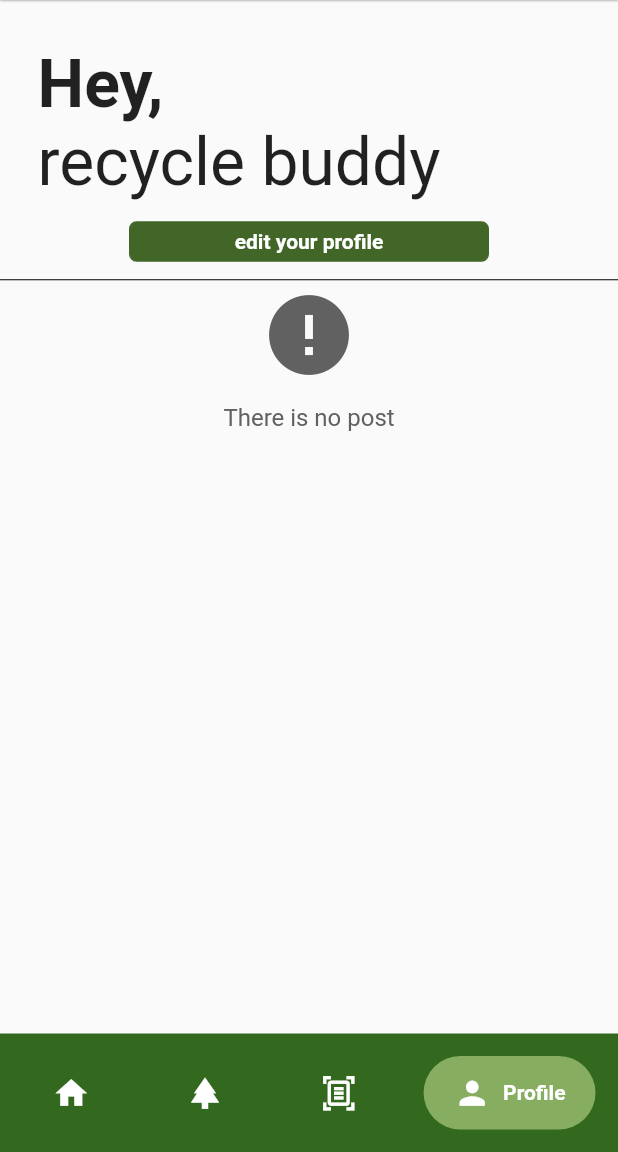
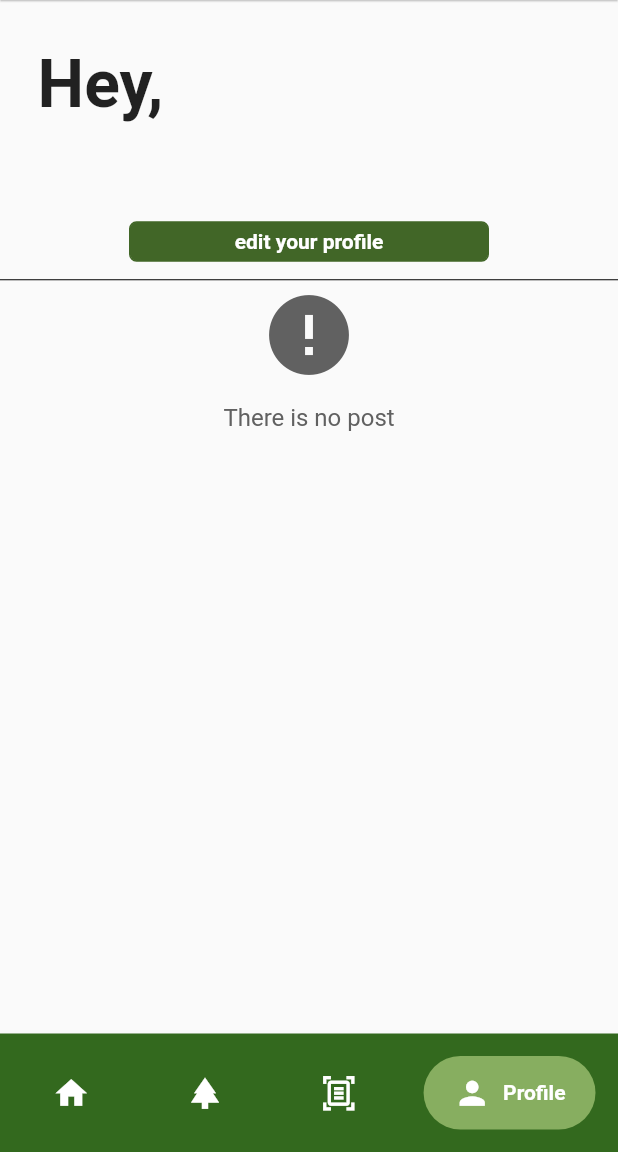
Before and after one commit to Ghadaaljariwi/iRecycle, a Flutter app: the HomePage screen opened directly, item 4 of the bottom bar chosen, on a phone screen of 412 x 824 dp, the part 84-1236 px from its top. Run offline on Flutter 3.47's test engine with Material 2 defaults, Android fonts, the phone set to English and light mode, and no system bars; drawn by our look-alikes of google_nav_bar; our stand-ins replace bloc, cached_network_image, cloud_firestore, cross_file, equatable, firebase_auth and 12 more; accounts and stored records are empty.

Commit message:
design update

```diff
--- a/lib/main.dart
+++ b/lib/main.dart
@@ -9,7 +9,7 @@ import 'package:irecycle/pages/BlocCategories/category.dart';
 
 import 'package:irecycle/pages/homes.dart';
 import 'package:irecycle/pages/login_page.dart';
-import 'package:irecycle/pages/scan_object.dart';
+import 'package:irecycle/pages/scanText.dart';
 import 'package:irecycle/pages/splash_screen.dart';
 import 'package:cloud_firestore/cloud_firestore.dart';
 import 'package:firebase_auth/firebase_auth.dart';
--- a/lib/pages/BlocCategories/categoryField.dart
+++ b/lib/pages/BlocCategories/categoryField.dart
@@ -330,7 +330,7 @@ class _CategoryFieldState extends State<CategoryField> {
                       crossAxisAlignment: CrossAxisAlignment.center,
                       children: <Widget>[
                         FloatingActionButton(
-                          onPressed: add, //validate
+                          onPressed: validate,
                           child: Text('Add'),
                         )
                       ],
--- a/lib/pages/homes.dart
+++ b/lib/pages/homes.dart
@@ -7,7 +7,7 @@ import 'package:fluttertoast/fluttertoast.dart';
 import 'package:google_nav_bar/google_nav_bar.dart';
 import 'package:irecycle/pages/categories.dart';
 import 'package:irecycle/pages/login_page.dart';
-import 'package:irecycle/pages/scan_object.dart';
+import 'package:irecycle/pages/scanText.dart';
 import 'package:irecycle/pages/splash_screen.dart';
 import 'package:irecycle/profile/profile_page.dart';
 import 'package:irecycle/pages/widgets/header_widget.dart';
@@ -111,7 +111,7 @@ class _HomePageState extends State<HomePage> {
   final List<Widget> _pages = [
     categories(),
     ThreadMain(),
-    CameraScreen(),
+    ScanText(),
     ProfilePage(),
   ];
 
--- a/lib/profile/profile_page.dart
+++ b/lib/profile/profile_page.dart
@@ -32,11 +32,9 @@ class _ProfilePageState extends State<ProfilePage> {
 
   @override
   void initState() {
-
     _getUserDetail();
     super.initState();
   }
-
 
   editProfile() {
     Navigator.push(
@@ -45,8 +43,6 @@ class _ProfilePageState extends State<ProfilePage> {
             builder: (context) => EditProfile(
                 currentUserId: FirebaseAuth.instance.currentUser!.uid)));
   }
-
-
 
   @override
   Widget build(BuildContext context) {
@@ -63,14 +59,14 @@ class _ProfilePageState extends State<ProfilePage> {
               padding: const EdgeInsets.symmetric(horizontal: 25),
               child: Row(
                 //  mainAxisAlignment: MainAxisAlignment.spaceBetween,
-              children: [ Text(
+                children: [
+                  Text(
                     'Hey,',
                     style: TextStyle(
                       fontSize: 44,
                       fontWeight: FontWeight.bold,
                     ),
                   ),
-
                 ],
               ),
             ),
@@ -80,7 +76,7 @@ class _ProfilePageState extends State<ProfilePage> {
                 //  mainAxisAlignment: MainAxisAlignment.spaceBetween,
                 children: [
                   Text(
-               'recycle buddy',
+                    userName,
                     style: TextStyle(
                       fontSize: 44,
                     ),
@@ -88,12 +84,11 @@ class _ProfilePageState extends State<ProfilePage> {
                 ],
               ),
             ),
-
             Container(
               padding: EdgeInsets.only(top: 2.0),
               child: ElevatedButton(
                 style: ThemeHelper().buttonStyle(),
-        onPressed:editProfile,
+                onPressed: editProfile,
                 child: Container(
                   width: width * 240.0 / width,
                   height: height * 27.0 / height,
@@ -115,10 +110,6 @@ class _ProfilePageState extends State<ProfilePage> {
                 ),
               ),
             ),
-
-
-
-
             Divider(
               height: 1,
               color: Colors.black,
@@ -140,7 +131,6 @@ class _ProfilePageState extends State<ProfilePage> {
                                 padding: EdgeInsets.all(0),
                                 shrinkWrap: true,
                                 physics: NeverScrollableScrollPhysics(),
-
                                 children: snapshot.data!.docs
                                     .map((DocumentSnapshot data) {
                                   if (uid == data['userID']) {
@@ -171,7 +161,8 @@ class _ProfilePageState extends State<ProfilePage> {
                                       child: Text(
                                         'There is no post',
                                         style: TextStyle(
-                                        fontSize: 16, color: Colors.grey[700]),
+                                            fontSize: 16,
+                                            color: Colors.grey[700]),
                                         textAlign: TextAlign.center,
                                       ),
                                     ),
@@ -189,9 +180,6 @@ class _ProfilePageState extends State<ProfilePage> {
     );
   }
 
-
-
-
   _getUserDetail() {
     FirebaseFirestore.instance
         .collection('users')
```
Also changed, not shown: lib/models/profileThreadItem.dart (+3 -5 lines), lib/pages/scanText.dart (renamed from lib/pages/scan_object.dart, +13 -30 lines). Lines whose indentation alone changed are shown as unchanged.
